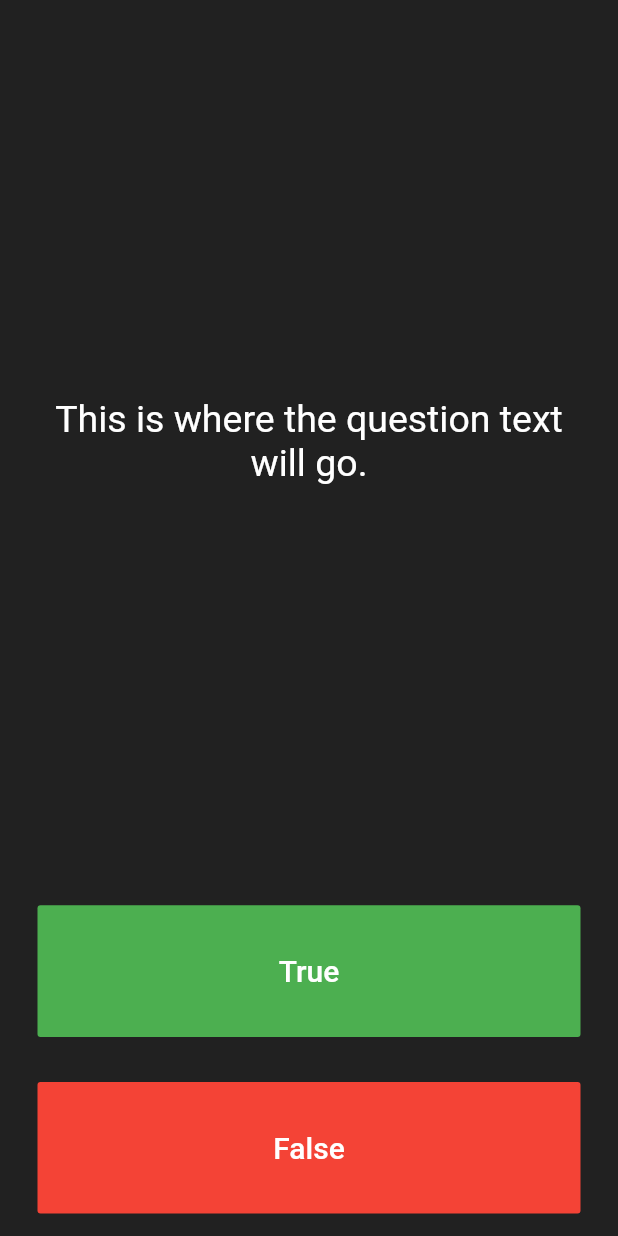
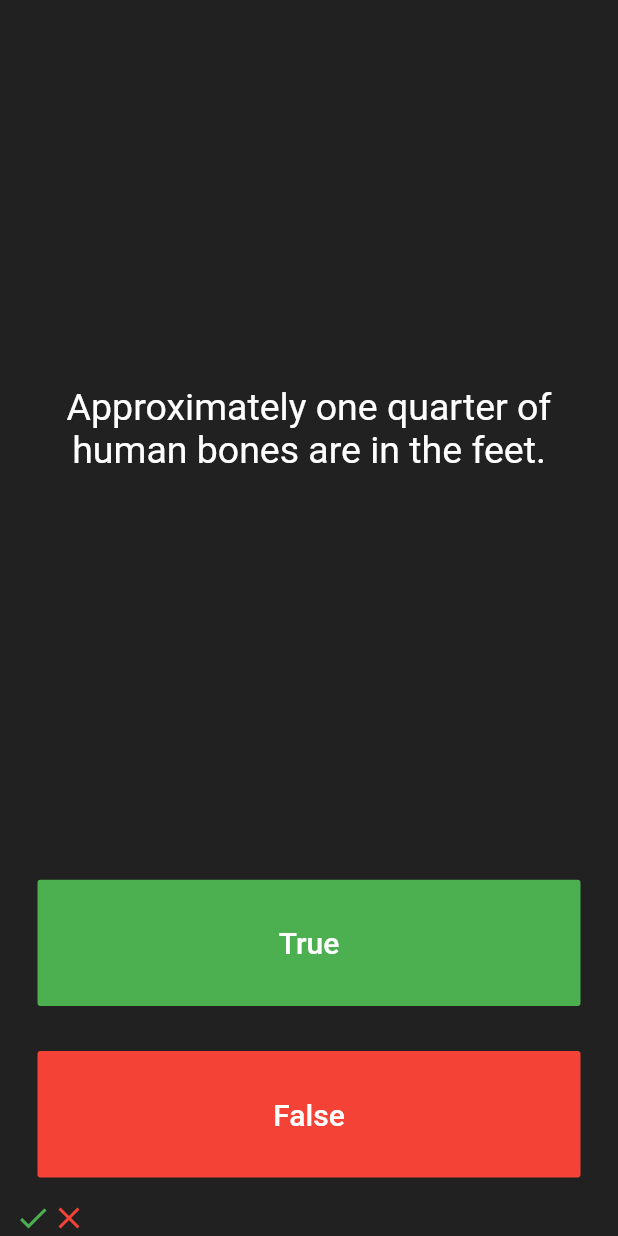
Before and after one commit to mjhossain/FlutterApps, a Flutter app: the screen it shows after launch, after a tap on "True", on a phone screen of 412 x 824 dp. Run offline on Flutter 3.47's test engine with Material 2 defaults, Android fonts, the phone set to English and light mode, and no system bars; our stand-ins replace audioplayers.

Commit message:
Progress made

```diff
--- a/quizzler/lib/main.dart
+++ b/quizzler/lib/main.dart
@@ -25,6 +25,33 @@
 }
 
 class _QuizPageState extends State<QuizPage> {
+  List<String> questions = [
+    'You can lead a cow down stairs but not up stairs.',
+    'Approximately one quarter of human bones are in the feet.',
+    'A slug\'s blood is green.',
+  ];
+
+  int qNum = 0;
+
+  void nextQuestion() {
+    if (qNum == questions.length - 1) {
+      qNum = 0;
+    } else {
+      qNum++;
+    }
+  }
+
+  List<Icon> scoreKeeper = [
+    Icon(
+      Icons.check,
+      color: Colors.green,
+    ),
+    Icon(
+      Icons.close,
+      color: Colors.red,
+    ),
+  ];
+
   @override
   Widget build(BuildContext context) {
     return Column(
@@ -37,7 +64,7 @@
             padding: EdgeInsets.all(10.0),
             child: Center(
               child: Text(
-                'This is where the question text will go.',
+                questions[qNum],
                 textAlign: TextAlign.center,
                 style: TextStyle(
                   fontSize: 25.0,
@@ -61,7 +88,9 @@
                 ),
               ),
               onPressed: () {
-                //The user picked true.
+                setState(() {
+                  nextQuestion();
+                });
               },
             ),
           ),
@@ -79,12 +108,16 @@
                 ),
               ),
               onPressed: () {
-                //The user picked false.
+                setState(() {
+                  nextQuestion();
+                });
               },
             ),
           ),
         ),
-        //TODO: Add a Row here as your score keeper
+        Row(
+          children: scoreKeeper,
+        )
       ],
     );
   }
```
Also changed, not shown: 5 other files.
